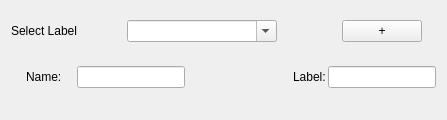
First picture: the form in pixels and uv stuff/GUI/designer/label_selector.ui, repository tedik123/Obj-Extraction, before the edit.
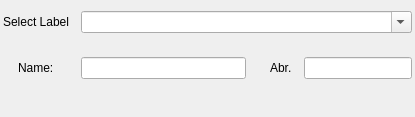
Second picture: the form after the edit.

Commit message: added label selection, can toggle and edit labels and data is stored by label

```diff
--- a/pixels and uv stuff/GUI/designer/label_selector.ui
+++ b/pixels and uv stuff/GUI/designer/label_selector.ui
@@ -6,14 +6,23 @@
    <rect>
     <x>0</x>
     <y>0</y>
-    <width>447</width>
-    <height>120</height>
+    <width>415</width>
+    <height>117</height>
    </rect>
   </property>
   <property name="windowTitle">
    <string>Form</string>
   </property>
   <layout class="QHBoxLayout" name="horizontalLayout">
+   <property name="spacing">
+    <number>0</number>
+   </property>
+   <property name="leftMargin">
+    <number>0</number>
+   </property>
+   <property name="rightMargin">
+    <number>0</number>
+   </property>
    <item>
     <widget class="QWidget" name="container" native="true">
      <layout class="QVBoxLayout" name="verticalLayout_2">
@@ -23,6 +32,9 @@
       <property name="leftMargin">
        <number>0</number>
       </property>
+      <property name="topMargin">
+       <number>0</number>
+      </property>
       <property name="rightMargin">
        <number>0</number>
       </property>
@@ -30,14 +42,20 @@
        <number>0</number>
       </property>
       <item>
-       <layout class="QGridLayout" name="main_layout" columnstretch="0,0,0,0,0,0,0,0">
+       <layout class="QGridLayout" name="main_layout" columnstretch="0,0,0,0,0">
+        <property name="leftMargin">
+         <number>3</number>
+        </property>
+        <property name="rightMargin">
+         <number>3</number>
+        </property>
+        <property name="horizontalSpacing">
+         <number>12</number>
+        </property>
         <property name="verticalSpacing">
          <number>24</number>
         </property>
-        <item row="2" column="1" alignment="Qt::AlignHCenter">
-         <widget class="QLineEdit" name="name_input"/>
-        </item>
-        <item row="2" column="4">
+        <item row="1" column="2">
          <spacer name="horizontalSpacer">
           <property name="orientation">
            <enum>Qt::Horizontal</enum>
@@ -53,10 +71,37 @@
           </property>
          </spacer>
         </item>
-        <item row="2" column="7" alignment="Qt::AlignHCenter">
-         <widget class="QLineEdit" name="label_input"/>
+        <item row="1" column="3" alignment="Qt::AlignHCenter">
+         <widget class="QLabel" name="abr_label">
+          <property name="text">
+           <string>Abr.</string>
+          </property>
+         </widget>
         </item>
-        <item row="0" column="0" alignment="Qt::AlignHCenter">
+        <item row="2" column="0">
+         <spacer name="verticalSpacer">
+          <property name="orientation">
+           <enum>Qt::Vertical</enum>
+          </property>
+          <property name="sizeHint" stdset="0">
+           <size>
+            <width>20</width>
+            <height>40</height>
+           </size>
+          </property>
+         </spacer>
+        </item>
+        <item row="1" column="4" alignment="Qt::AlignHCenter">
+         <widget class="QLineEdit" name="abr_label_2">
+          <property name="sizePolicy">
+           <sizepolicy hsizetype="Expanding" vsizetype="Fixed">
+            <horstretch>0</horstretch>
+            <verstretch>0</verstretch>
+           </sizepolicy>
+          </property>
+         </widget>
+        </item>
+        <item row="0" column="0" alignment="Qt::AlignHCenter|Qt::AlignVCenter">
          <widget class="QLabel" name="dropdown_label">
           <property name="sizePolicy">
            <sizepolicy hsizetype="Fixed" vsizetype="Fixed">
@@ -78,57 +123,27 @@
           </property>
          </widget>
         </item>
-        <item row="2" column="0" alignment="Qt::AlignHCenter">
-         <widget class="QLabel" name="name_label">
-          <property name="text">
-           <string>Name:</string>
-          </property>
-         </widget>
-        </item>
-        <item row="2" column="5" alignment="Qt::AlignHCenter">
-         <widget class="QLabel" name="label_label">
-          <property name="text">
-           <string>Label:</string>
-          </property>
-         </widget>
-        </item>
-        <item row="0" column="7" alignment="Qt::AlignHCenter|Qt::AlignVCenter">
-         <widget class="QPushButton" name="add_new_btn">
+        <item row="1" column="1">
+         <widget class="QLineEdit" name="name_input">
           <property name="sizePolicy">
-           <sizepolicy hsizetype="Fixed" vsizetype="Fixed">
+           <sizepolicy hsizetype="Expanding" vsizetype="Fixed">
             <horstretch>0</horstretch>
             <verstretch>0</verstretch>
            </sizepolicy>
           </property>
-          <property name="text">
-           <string>+</string>
-          </property>
          </widget>
         </item>
-        <item row="3" column="0">
-         <spacer name="verticalSpacer">
-          <property name="orientation">
-           <enum>Qt::Vertical</enum>
-          </property>
-          <property name="sizeHint" stdset="0">
-           <size>
-            <width>20</width>
-            <height>40</height>
-           </size>
-          </property>
-         </spacer>
-        </item>
-        <item row="0" column="1" colspan="5" alignment="Qt::AlignHCenter">
+        <item row="0" column="1" colspan="4" alignment="Qt::AlignVCenter">
          <widget class="QComboBox" name="dropdown">
           <property name="sizePolicy">
-           <sizepolicy hsizetype="Fixed" vsizetype="Fixed">
+           <sizepolicy hsizetype="Expanding" vsizetype="Fixed">
             <horstretch>0</horstretch>
             <verstretch>0</verstretch>
            </sizepolicy>
           </property>
           <property name="minimumSize">
            <size>
-            <width>150</width>
+            <width>0</width>
             <height>0</height>
            </size>
           </property>
@@ -137,6 +152,13 @@
           </property>
          </widget>
         </item>
+        <item row="1" column="0" alignment="Qt::AlignHCenter">
+         <widget class="QLabel" name="name_label">
+          <property name="text">
+           <string>Name:</string>
+          </property>
+         </widget>
+        </item>
        </layout>
       </item>
      </layout>
```
Left out of the diff: 5 changed lines with no effect on the pictures. The commit also changes 14 other files.
